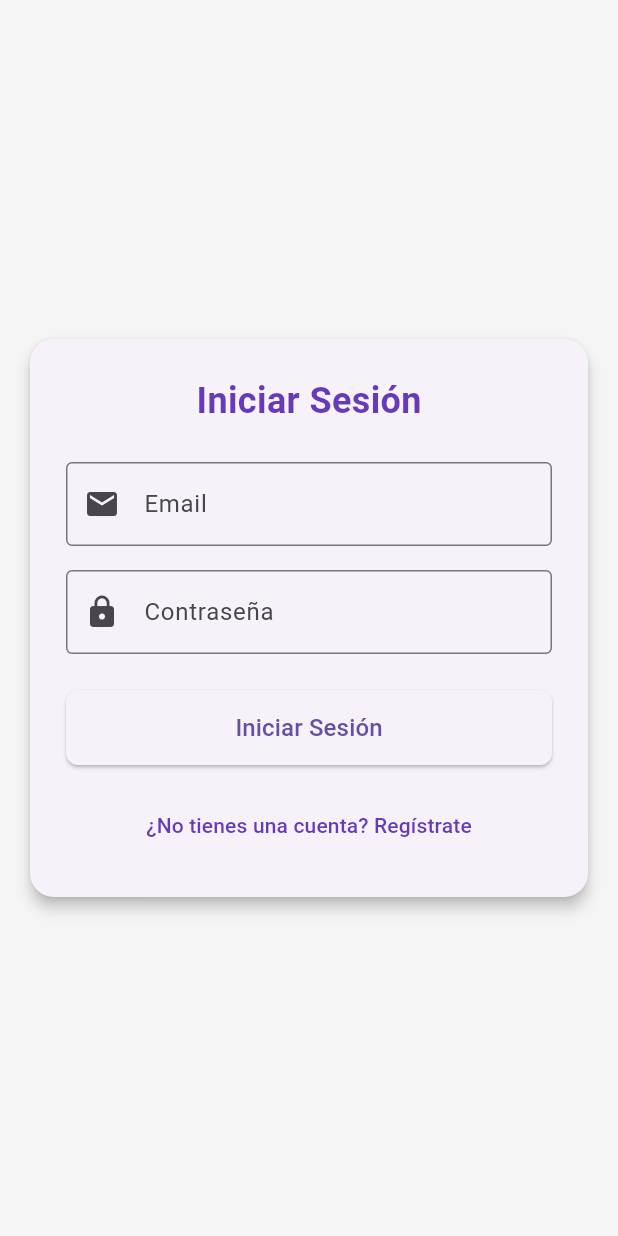
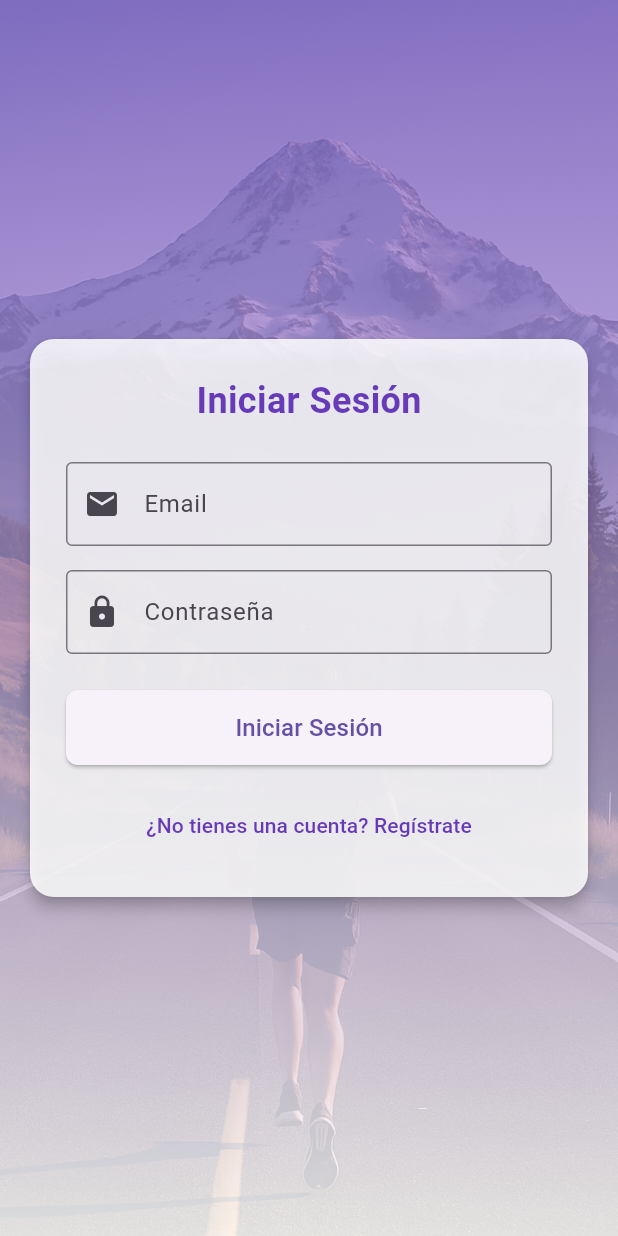
Before and after one commit to arnaugoba1315/FRONTEND_FLUTTER_G1, a Flutter app: the screen it shows after launch, on a phone screen of 412 x 824 dp. Run offline on Flutter 3.47's test engine with Material 3 defaults, Android fonts, the light colour scheme and no system bars; our stand-ins replace jwt_decoder, shared_preferences, socket_io_client; accounts and stored records are empty.

Commit message:
fondo pantalla

```diff
--- a/flutter_application_1/analysis_options.yaml
+++ b/flutter_application_1/analysis_options.yaml
@@ -10,6 +10,7 @@
 analyzer:
   errors:
     avoid_print: ignore
+    deprecated_member_use: ignore
     unnecessary_brace_in_string_interps: ignore
 include: package:flutter_lints/flutter.yaml
 
--- a/flutter_application_1/lib/screens/auth/login_screen.dart
+++ b/flutter_application_1/lib/screens/auth/login_screen.dart
@@ -75,12 +75,39 @@ class _LoginScreenState extends State<LoginScreen> {
 
  @override
 Widget build(BuildContext context) {
-    return Scaffold(
+  return Stack(
+    children: [
+      // Capa 1: Imagen de fondo
+      Positioned.fill(
+        child: Image.asset(
+          'assets/images/background2.png',
+          fit: BoxFit.cover,
+        ),
+      ),
+      // Capa 2: Capa de opacidad con degradado
+      Positioned.fill(
+        child: Container(
+          decoration: BoxDecoration(
+            gradient: LinearGradient(
+              begin: Alignment.topCenter,
+              end: Alignment.bottomCenter,
+              colors: [
+                Colors.deepPurple.withOpacity(0.6),
+                Colors.white.withOpacity(0.85),
+              ],
+            ),
+          ),
+        ),
+      ),
+      // Capa 3: Contenido de la pantalla
+      Scaffold(
+        backgroundColor: Colors.transparent, // Importante para ver la imagen de fondo
         body: Center(
           child: SingleChildScrollView(
             padding: const EdgeInsets.all(16.0),
             child: Card(
               elevation: 4.0,
+              color: Colors.white.withOpacity(0.85), // Tarjeta semitransparente
               shape: RoundedRectangleBorder(
                 borderRadius: BorderRadius.circular(16.0),
               ),
@@ -180,6 +207,8 @@ class _LoginScreenState extends State<LoginScreen> {
             ),
           ),
         ),
+      ),
+    ],
   );
 }
 }
--- a/flutter_application_1/pubspec.yaml
+++ b/flutter_application_1/pubspec.yaml
@@ -52,6 +52,9 @@ dev_dependencies:
 
 # The following section is specific to Flutter packages.
 flutter:
+  assets:
+    - assets/images/background.png
+    - assets/images/background2.png
 
   # The following line ensures that the Material Icons font is
   # included with your application, so that you can use the icons in
```
Also changed, not shown: flutter_application_1/lib/widgets/background_widget.dart (added, +37 -0 lines), flutter_application_1/assets/images/background.png (added), flutter_application_1/assets/images/background2.png (added). Lines whose indentation alone changed are shown as unchanged.
